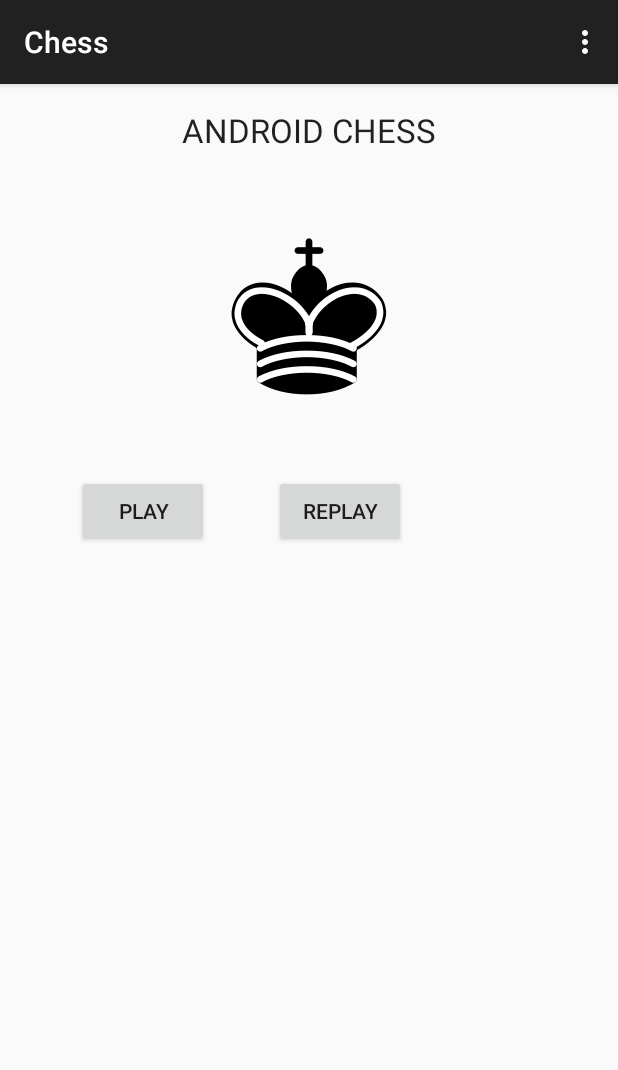
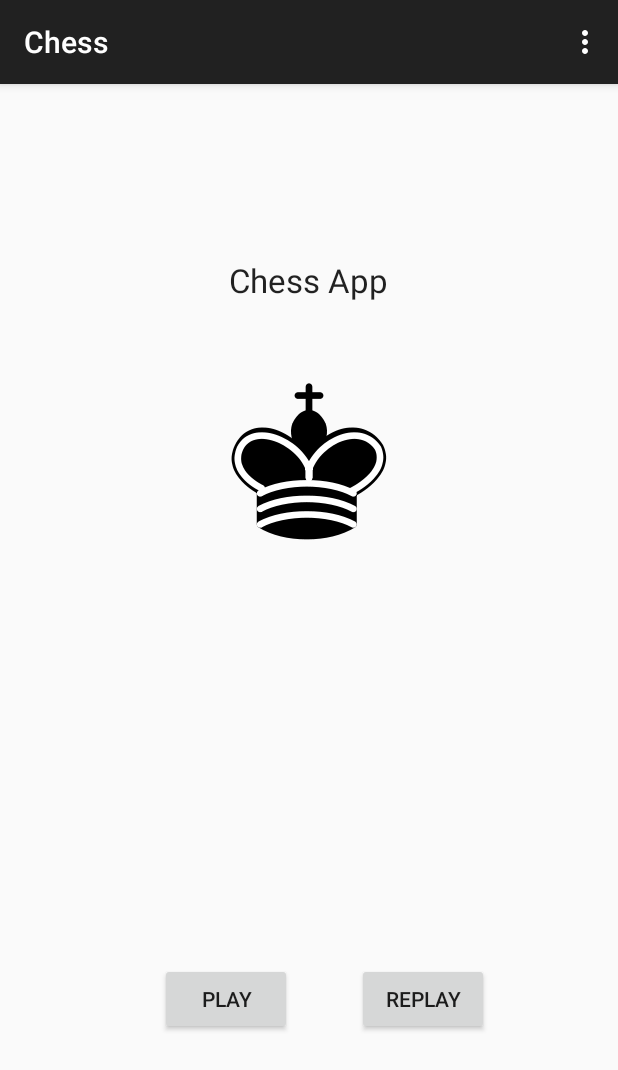
Before and after one commit to ryangamadia/Chess-Android-App, an Android app: the screen it shows after launch (HomeActivity), on a phone screen of 412 x 824 dp. Shown: the top 1070 px of the screen. Run offline under Robolectric (Android 15) with nearby library versions, the phone set to English and light mode, and no system bars.

```diff
--- a/Chess/app/src/main/res/layout/home_activity.xml
+++ b/Chess/app/src/main/res/layout/home_activity.xml
@@ -14,15 +14,17 @@
         android:layout_height="wrap_content"
         android:layout_alignParentTop="true"
         android:layout_centerHorizontal="true"
-        android:text="@string/welcome_text"
+        android:layout_marginTop="100dp"
+        android:text="Chess App"
         android:textAppearance="?android:attr/textAppearanceLarge" />
 
     <LinearLayout
         android:layout_width="wrap_content"
         android:layout_height="wrap_content"
-        android:layout_below="@+id/chessLogo"
-        android:layout_marginTop="40dp"
-         android:layout_marginLeft="35dp" >
+        android:layout_alignParentBottom="true"
+        android:layout_alignParentEnd="true"
+        android:layout_marginBottom="118dp"
+        android:layout_marginEnd="40dp">
 
         <Button
             android:id="@+id/playButton"
@@ -43,9 +45,9 @@
         android:id="@+id/chessLogo"
         android:layout_width="wrap_content"
         android:layout_height="wrap_content"
-        android:layout_below="@+id/welcomeText"
+        android:layout_alignParentTop="true"
         android:layout_centerHorizontal="true"
-        android:layout_marginTop="42dp"
+        android:layout_marginTop="168dp"
         android:contentDescription="chess logo"
         android:src="@drawable/chesslogo" />
 
```
Also changed, not shown: Chess/app/src/main/java/com/CS213/view/SquareAdapter.java (+4 -4 lines), Chess/app/src/main/res/drawable-hdpi/b.png (added), 579 other files.
